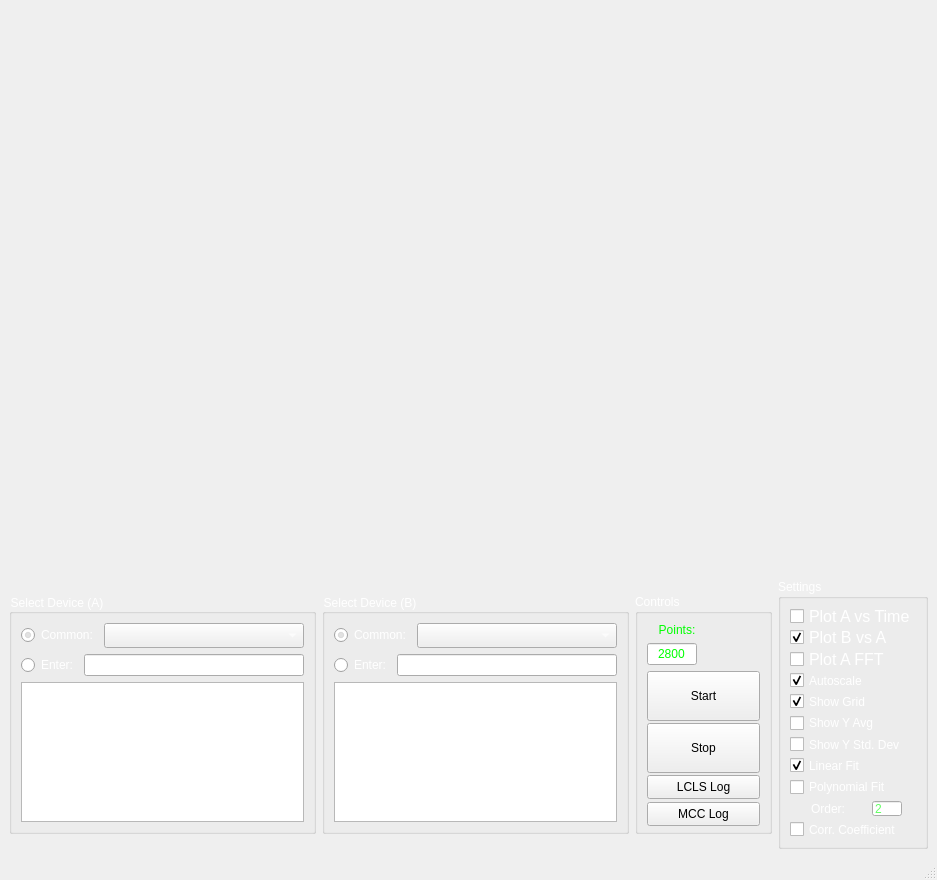
Before: the Qt Designer form rtbsa.ui in lisazacarias/rtbsa, drawn with Qt 5.
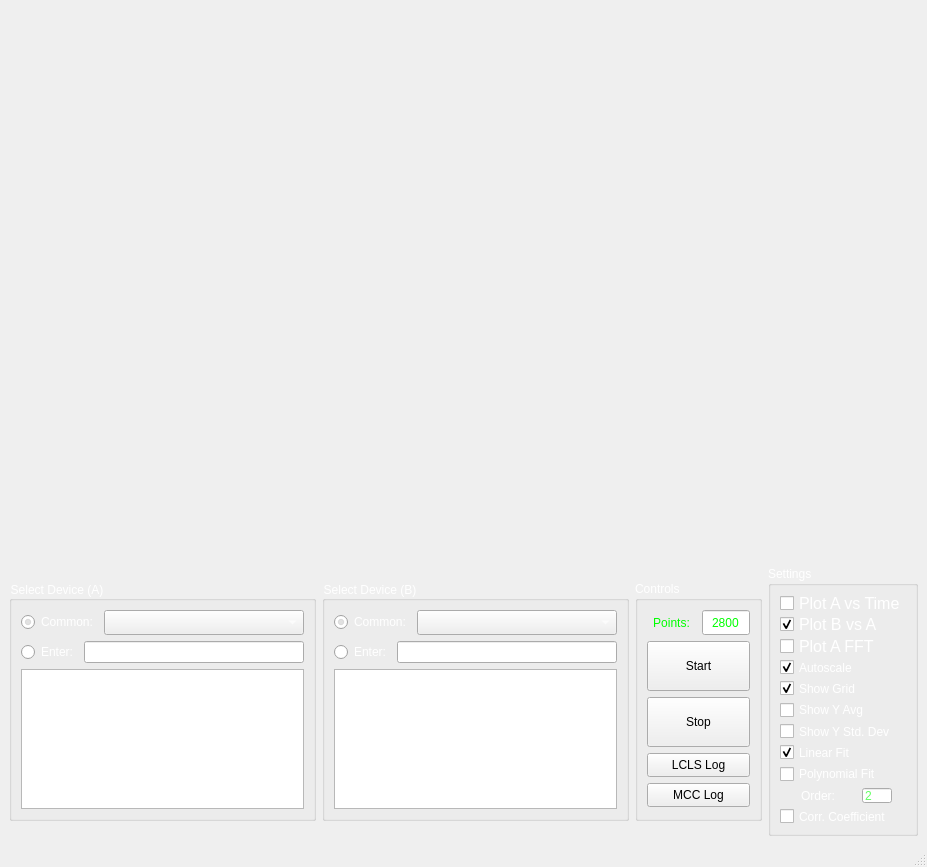
After: the same form once the commit is applied.

Commit message: even more refactoring! Added more comments and cleaned filtering

Diff of the .ui file:
```diff
--- a/rtbsa.ui
+++ b/rtbsa.ui
@@ -6,8 +6,8 @@
    <rect>
     <x>0</x>
     <y>0</y>
-    <width>937</width>
-    <height>880</height>
+    <width>927</width>
+    <height>867</height>
    </rect>
   </property>
   <property name="minimumSize">
@@ -226,13 +226,19 @@
           <property name="title">
            <string>Controls</string>
           </property>
+          <layout class="QHBoxLayout" name="horizontalLayout_3">
+           <item>
           <layout class="QVBoxLayout" name="verticalLayout_13">
            <item>
-            <layout class="QVBoxLayout" name="verticalLayout_12">
-             <item>
-              <layout class="QVBoxLayout" name="verticalLayout_11">
+              <layout class="QHBoxLayout" name="horizontalLayout_8">
                <item>
                 <widget class="QLabel" name="label_2">
+                 <property name="sizePolicy">
+                  <sizepolicy hsizetype="Preferred" vsizetype="Preferred">
+                   <horstretch>200</horstretch>
+                   <verstretch>0</verstretch>
+                  </sizepolicy>
+                 </property>
                  <property name="maximumSize">
                   <size>
                    <width>60</width>
@@ -303,6 +309,9 @@
                    </disabled>
                   </palette>
                  </property>
+                 <property name="layoutDirection">
+                  <enum>Qt::LeftToRight</enum>
+                 </property>
                  <property name="text">
                   <string>Points:</string>
                  </property>
@@ -313,6 +322,18 @@
                </item>
                <item>
                 <widget class="QLineEdit" name="points">
+                 <property name="sizePolicy">
+                  <sizepolicy hsizetype="Expanding" vsizetype="Fixed">
+                   <horstretch>200</horstretch>
+                   <verstretch>0</verstretch>
+                  </sizepolicy>
+                 </property>
+                 <property name="minimumSize">
+                  <size>
+                   <width>45</width>
+                   <height>0</height>
+                  </size>
+                 </property>
                  <property name="maximumSize">
                   <size>
                    <width>50</width>
@@ -356,6 +377,9 @@
                    </disabled>
                   </palette>
                  </property>
+                 <property name="layoutDirection">
+                  <enum>Qt::LeftToRight</enum>
+                 </property>
                  <property name="text">
                   <string>2800</string>
                  </property>
@@ -367,6 +391,8 @@
               </layout>
              </item>
              <item>
+              <layout class="QVBoxLayout" name="verticalLayout_12">
+               <item>
               <widget class="QPushButton" name="draw_button">
                <property name="minimumSize">
                 <size>
@@ -392,6 +418,8 @@
                </property>
               </widget>
              </item>
+              </layout>
+             </item>
              <item>
               <layout class="QVBoxLayout" name="verticalLayout_4">
                <item>
@@ -701,7 +729,7 @@
     <rect>
      <x>0</x>
      <y>0</y>
-     <width>937</width>
+     <width>927</width>
      <height>26</height>
     </rect>
    </property>
```
Lines whose indentation alone changed are shown as unchanged. The commit also changes 1 other file.
